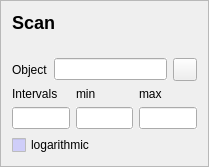
Qt form copasi/UI/CScanWidgetScan.ui (copasi/COPASI) before a commit.
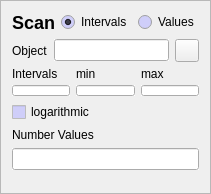
The same form after that commit.

Commit message: - issue 2765: implement scanning over a user supplied list of values

```diff
--- a/copasi/UI/CScanWidgetScan.ui
+++ b/copasi/UI/CScanWidgetScan.ui
@@ -26,8 +26,8 @@
    <rect>
     <x>0</x>
     <y>0</y>
-    <width>209</width>
-    <height>167</height>
+    <width>201</width>
+    <height>194</height>
    </rect>
   </property>
   <property name="windowTitle">
@@ -48,6 +48,12 @@
    </property>
    <item>
     <widget class="QFrame" name="frame">
+     <property name="minimumSize">
+      <size>
+       <width>0</width>
+       <height>134</height>
+      </size>
+     </property>
      <property name="palette">
       <palette>
        <active>
@@ -96,6 +102,8 @@
      </property>
      <layout class="QVBoxLayout" name="verticalLayout">
       <item>
+       <layout class="QHBoxLayout" name="horizontalLayout">
+        <item>
        <widget class="QLabel" name="labelTitle">
         <property name="text">
          <string>&lt;h2&gt;Scan&lt;/h2&gt;</string>
@@ -109,6 +117,38 @@
        </widget>
       </item>
       <item>
+         <spacer name="horizontalSpacer">
+          <property name="orientation">
+           <enum>Qt::Horizontal</enum>
+          </property>
+          <property name="sizeHint" stdset="0">
+           <size>
+            <width>40</width>
+            <height>20</height>
+           </size>
+          </property>
+         </spacer>
+        </item>
+        <item>
+         <widget class="QRadioButton" name="radIntervals">
+          <property name="text">
+           <string>Intervals</string>
+          </property>
+          <property name="checked">
+           <bool>true</bool>
+          </property>
+         </widget>
+        </item>
+        <item>
+         <widget class="QRadioButton" name="radValues">
+          <property name="text">
+           <string>Values</string>
+          </property>
+         </widget>
+        </item>
+       </layout>
+      </item>
+      <item>
        <layout class="QHBoxLayout">
         <item>
          <widget class="QLabel" name="labelObject">
@@ -174,6 +214,27 @@
        </layout>
       </item>
       <item>
+       <widget class="QWidget" name="wdgIntervals" native="true">
+        <property name="sizePolicy">
+         <sizepolicy hsizetype="Preferred" vsizetype="Fixed">
+          <horstretch>0</horstretch>
+          <verstretch>0</verstretch>
+         </sizepolicy>
+        </property>
+        <layout class="QGridLayout" name="gridIntervals">
+         <property name="leftMargin">
+          <number>0</number>
+         </property>
+         <property name="topMargin">
+          <number>0</number>
+         </property>
+         <property name="rightMargin">
+          <number>0</number>
+         </property>
+         <property name="bottomMargin">
+          <number>0</number>
+         </property>
+         <item row="0" column="0">
        <layout class="QGridLayout" name="gridLayout">
         <item row="0" column="0">
          <widget class="QLabel" name="labelNumber">
@@ -339,7 +400,7 @@
         </item>
        </layout>
       </item>
-      <item>
+         <item row="1" column="0">
        <widget class="QCheckBox" name="checkBoxLog">
         <property name="text">
          <string>logarithmic</string>
@@ -349,6 +410,122 @@
      </layout>
     </widget>
    </item>
+      <item>
+       <widget class="QWidget" name="wdgValues" native="true">
+        <property name="sizePolicy">
+         <sizepolicy hsizetype="Preferred" vsizetype="Fixed">
+          <horstretch>0</horstretch>
+          <verstretch>0</verstretch>
+         </sizepolicy>
+        </property>
+        <property name="minimumSize">
+         <size>
+          <width>0</width>
+          <height>64</height>
+         </size>
+        </property>
+        <layout class="QGridLayout" name="gridLayout_2">
+         <property name="leftMargin">
+          <number>0</number>
+         </property>
+         <property name="topMargin">
+          <number>0</number>
+         </property>
+         <property name="rightMargin">
+          <number>0</number>
+         </property>
+         <property name="bottomMargin">
+          <number>0</number>
+         </property>
+         <item row="2" column="0">
+          <widget class="QLineEdit" name="txtValues">
+           <property name="palette">
+            <palette>
+             <active>
+              <colorrole role="Base">
+               <brush brushstyle="SolidPattern">
+                <color alpha="255">
+                 <red>255</red>
+                 <green>255</green>
+                 <blue>255</blue>
+                </color>
+               </brush>
+              </colorrole>
+             </active>
+             <inactive>
+              <colorrole role="Base">
+               <brush brushstyle="SolidPattern">
+                <color alpha="255">
+                 <red>255</red>
+                 <green>255</green>
+                 <blue>255</blue>
+                </color>
+               </brush>
+              </colorrole>
+             </inactive>
+             <disabled>
+              <colorrole role="Base">
+               <brush brushstyle="SolidPattern">
+                <color alpha="255">
+                 <red>212</red>
+                 <green>208</green>
+                 <blue>200</blue>
+                </color>
+               </brush>
+              </colorrole>
+             </disabled>
+            </palette>
+           </property>
+           <property name="toolTip">
+            <string>Enter a comma, space or semicolon separated list of values to scan over</string>
+           </property>
+           <property name="autoFillBackground">
+            <bool>true</bool>
+           </property>
+          </widget>
+         </item>
+         <item row="1" column="0">
+          <widget class="QLabel" name="lblValues">
+           <property name="text">
+            <string>Number Values</string>
+           </property>
+           <property name="wordWrap">
+            <bool>false</bool>
+           </property>
+          </widget>
+         </item>
+         <item row="3" column="0">
+          <spacer name="verticalSpacer_2">
+           <property name="orientation">
+            <enum>Qt::Vertical</enum>
+           </property>
+           <property name="sizeHint" stdset="0">
+            <size>
+             <width>0</width>
+             <height>5</height>
+            </size>
+           </property>
+          </spacer>
+         </item>
+        </layout>
+       </widget>
+      </item>
+      <item>
+       <spacer name="verticalSpacer">
+        <property name="orientation">
+         <enum>Qt::Vertical</enum>
+        </property>
+        <property name="sizeHint" stdset="0">
+         <size>
+          <width>0</width>
+          <height>0</height>
+         </size>
+        </property>
+       </spacer>
+      </item>
+     </layout>
+    </widget>
+   </item>
   </layout>
  </widget>
  <layoutdefault spacing="6" margin="11"/>
```
Left out of the diff: 44 changed lines with no effect on the pictures. Lines whose indentation alone changed are shown as unchanged. The commit also changes 7 other files.
